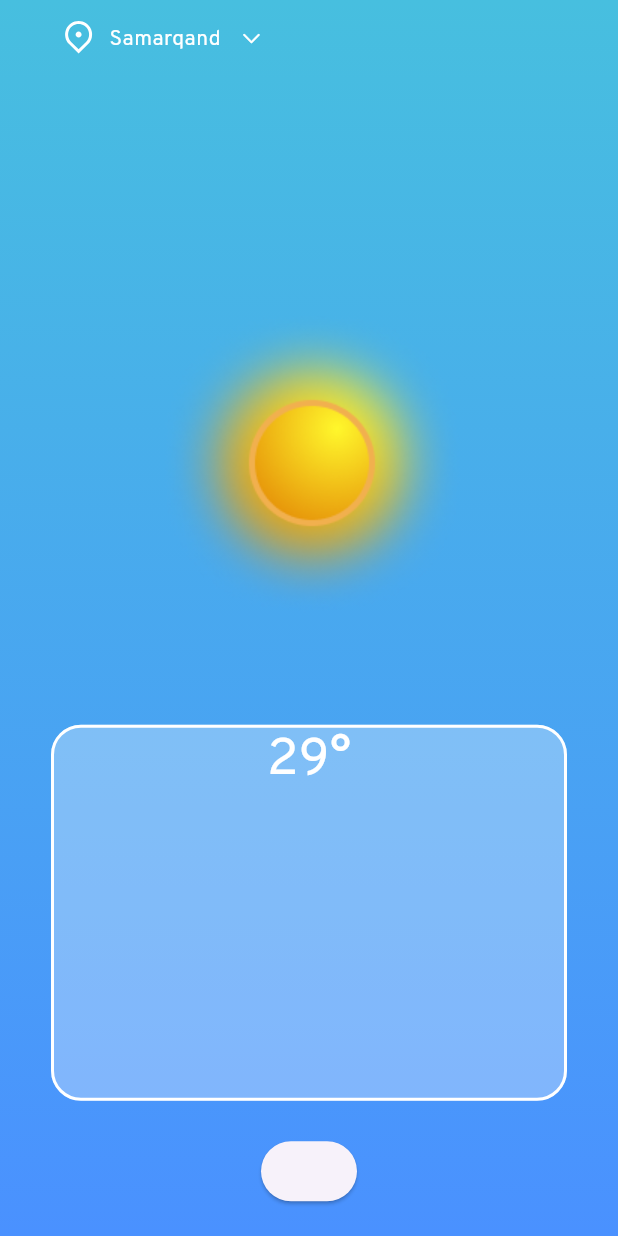
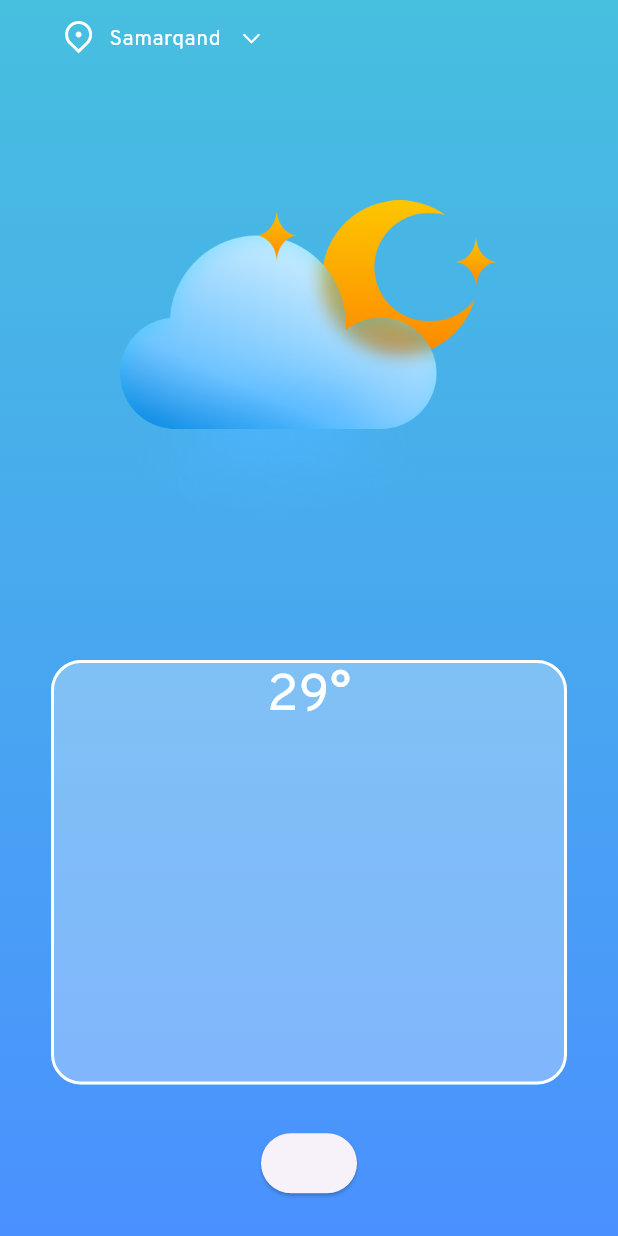
Before and after one commit to deepoceanllc/weather_app, a Flutter app: the screen it shows after launch, on a phone screen of 412 x 824 dp. Run offline on Flutter 3.47's test engine with Material 2 defaults, Android fonts, the phone set to English and light mode, and no system bars; our stand-ins replace flutter_screenutil, flutter_svg, geolocator; missing offline and left inert: yandex_mapkit.

Commit message:
replaced weather icons

```diff
--- a/lib/src/features/home/home_page.dart
+++ b/lib/src/features/home/home_page.dart
@@ -27,7 +27,6 @@ class _HomePage extends State<HomePage> {
               child: const Column(
                 children: [
                   HomeTopWidget(),
-                  Spacer(),
                   Expanded(flex: 4, child: WeatherIconWidget()),
                   Expanded(flex: 3, child: WeatherStatusWidget()),
                   Expanded(child: HomeFooterButton()),
--- a/lib/src/features/home/widgets/weather_icon_widget.dart
+++ b/lib/src/features/home/widgets/weather_icon_widget.dart
@@ -8,8 +8,13 @@ class WeatherIconWidget extends StatelessWidget {
 
   @override
   Widget build(BuildContext context) {
-    return const Image(
-      image: AssetImage(WeathersIcons.sunny),
+    return const Padding(
+      padding: EdgeInsets.all(50.0),
+      child: Center(
+        child: Image(
+          image: AssetImage(WeathersIcons.nightCloud),
+        ),
+      ),
     );
   }
 }
```
Also changed, not shown: assets/weathers/cloud.png, assets/weathers/cloud_rainbow.png (added), assets/weathers/night_cloud.png, assets/weathers/night_cloud_no_stars.png (added), assets/weathers/rain_cloud_no_wind.png (added), assets/weathers/rainly_cloud.png (added), assets/weathers/snow_cloud.png (added), assets/weathers/snowly_cloud.png (added), assets/weathers/strong_rain_cloud.png (added), assets/weathers/sun_cloudy.png, assets/weathers/sunny.png, assets/weathers/thunder.png, assets/weathers/wind_cloud.png (added).
